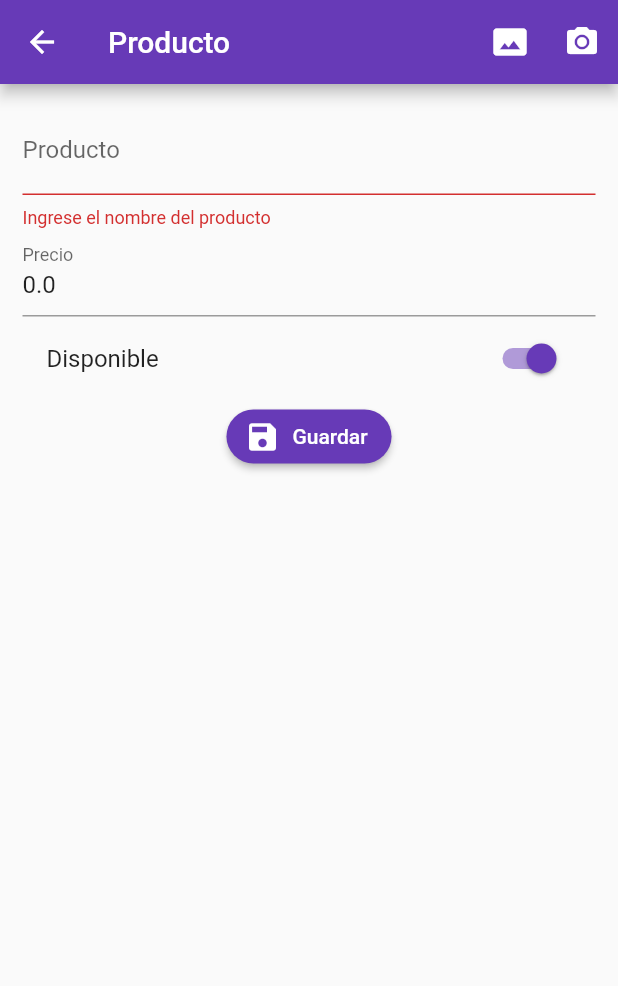
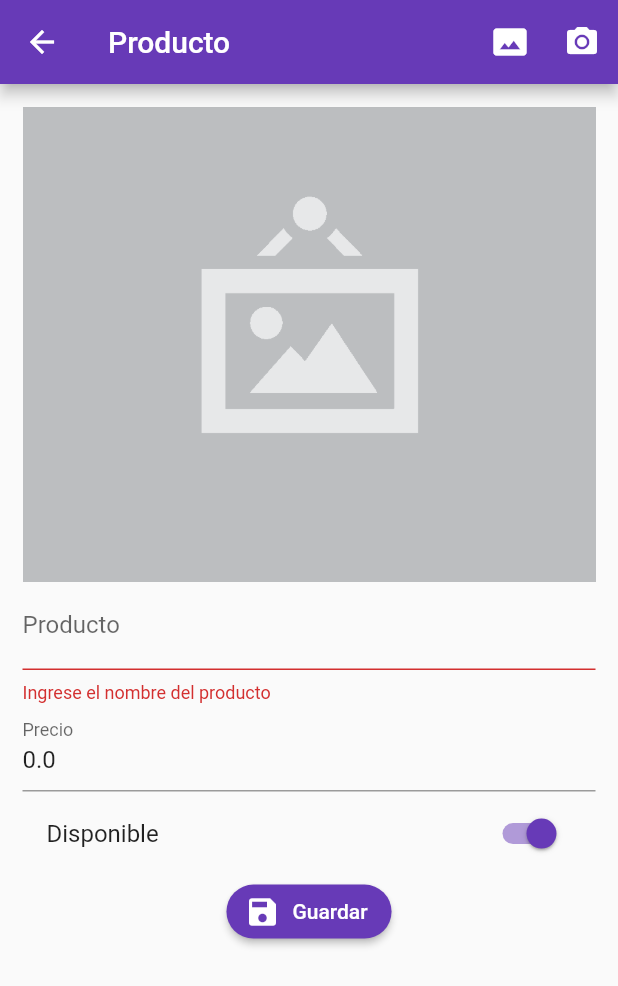
Before and after one commit to VictorHugoAguilar/crud_images_flutter, a Flutter app: the ProductoPage screen opened by its route, after a tap on "Guardar", after a tap on the "photo size select actual" icon, on a phone screen of 412 x 824 dp. Shown: the top 986 px of the screen. Run offline on Flutter 3.47's test engine with Material 2 defaults, Android fonts, the phone set to English and light mode, and no system bars; our stand-ins replace image_picker, rxdart; missing offline and left inert: mime_type; network calls fail.

Commit message:
implementar la subida de fotos y actualizacion de bd con la direccion del la ruta de la imagen que subimos

```diff
--- a/lib/src/pages/producto_page.dart
+++ b/lib/src/pages/producto_page.dart
@@ -1,7 +1,10 @@
+import 'dart:io';
+
 import 'package:flutter/material.dart';
 import 'package:formvalidator/src/models/producto_model.dart';
 import 'package:formvalidator/src/providers/productos_providers.dart';
 import 'package:formvalidator/src/utils/util.dart' as utils;
+import 'package:image_picker/image_picker.dart';
 
 class ProductoPage extends StatefulWidget {
   @override
@@ -16,6 +19,7 @@ class _ProductoPageState extends State<ProductoPage> {
 
   ProductoModel producto = new ProductoModel();
   bool _guardando = false;
+  File foto;
 
   @override
   Widget build(BuildContext context) {
@@ -32,8 +36,13 @@ class _ProductoPageState extends State<ProductoPage> {
         title: Text('Producto'),
         actions: [
           IconButton(
-              icon: Icon(Icons.photo_size_select_actual), onPressed: () {}),
-          IconButton(icon: Icon(Icons.camera_alt), onPressed: () {}),
+            icon: Icon(Icons.photo_size_select_actual),
+            onPressed: _seleccionarFoto,
+          ),
+          IconButton(
+            icon: Icon(Icons.camera_alt),
+            onPressed: _tomarFoto,
+          ),
         ],
       ),
       body: SingleChildScrollView(
@@ -43,6 +52,7 @@ class _ProductoPageState extends State<ProductoPage> {
             key: formkey,
             child: Column(
               children: <Widget>[
+                _mostrarFoto(),
                 _crearNombre(),
                 _crearPrecio(),
                 _crearDisponible(),
@@ -104,7 +114,7 @@ class _ProductoPageState extends State<ProductoPage> {
     );
   }
 
-  void _submit() {
+  void _submit() async {
     if (!formkey.currentState.validate()) {
       return;
     }
@@ -114,6 +124,10 @@ class _ProductoPageState extends State<ProductoPage> {
     setState(() {
       _guardando = true;
     });
+
+    if (foto != null) {
+      producto.fotoUrl = await productosProvider.subirImagen(foto);
+    }
 
     // print(producto.titulo);
     //  print(producto.valor);
@@ -153,4 +167,41 @@ class _ProductoPageState extends State<ProductoPage> {
 
     scaffolkey.currentState.showSnackBar(snackbar);
   }
+
+  _seleccionarFoto() async {
+    _procesarFoto(ImageSource.gallery);
+  }
+
+  _tomarFoto() async {
+    _procesarFoto(ImageSource.camera);
+  }
+
+  _procesarFoto(ImageSource origin) async {
+    final ImagePicker _picker = ImagePicker();
+
+    final pickedFile = await _picker.getImage(source: origin);
+
+    foto = File(pickedFile.path);
+
+    if (foto != null) {
+      // product.urlImg = null;
+    }
+
+    setState(() {});
+  }
+
+  Widget _mostrarFoto() {
+    if (producto.fotoUrl != null) {
+      return Container();
+    } else {
+      if (foto != null) {
+        return Image.file(
+          foto,
+          fit: BoxFit.cover,
+          height: 300.0,
+        );
+      }
+      return Image.asset('assets/img/no-image.png');
+    }
+  }
 }
--- a/pubspec.yaml
+++ b/pubspec.yaml
@@ -31,7 +31,7 @@ dependencies:
   rxdart: ^0.24.1
   http:
   image_picker: ^0.6.7+14
-
+  mime_type: ^0.3.2
 
 dev_dependencies:
   flutter_test:
@@ -49,8 +49,8 @@ flutter:
   uses-material-design: true
 
   # To add assets to your application, add an assets section, like this:
-  # assets:
-  #   - images/a_dot_burr.jpeg
+  assets:
+      - assets/img/
   #   - images/a_dot_ham.jpeg
 
   # An image asset can refer to one or more resolution-specific "variants", see
```
Also changed, not shown: lib/src/providers/productos_providers.dart (+40 -0 lines), assets/img/jar-loading.gif (added), assets/img/no-image.png (added), pubspec.lock.
